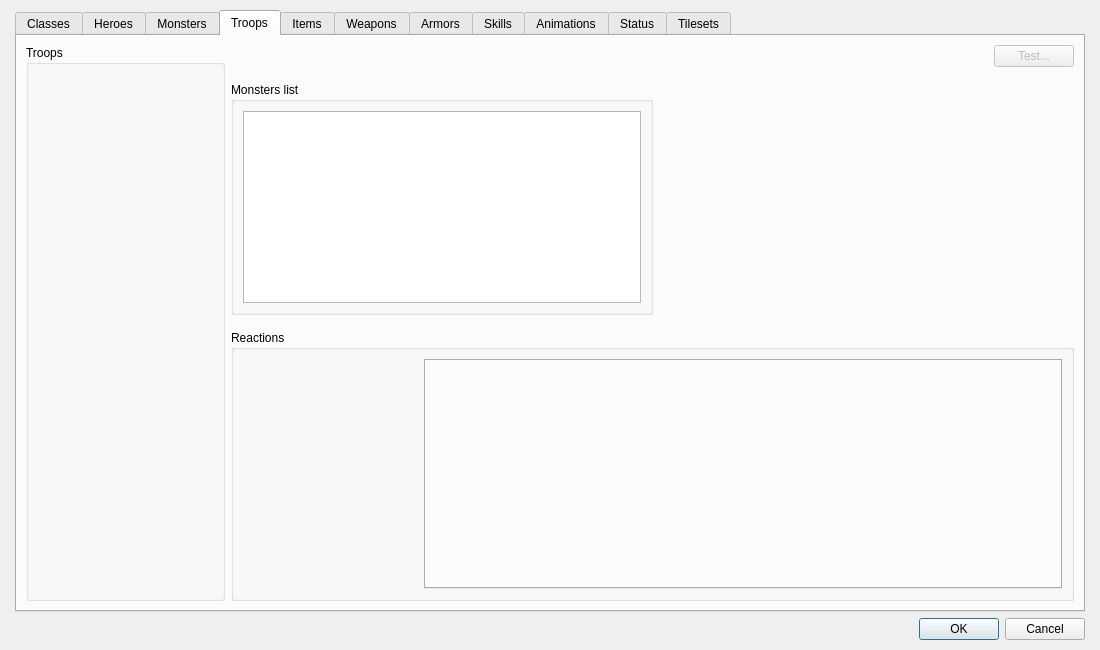
First picture: the form in Editor/Dialogs/dialogdatas.ui, repository RPG-Paper-Maker/RPG-Paper-Maker, before the edit.
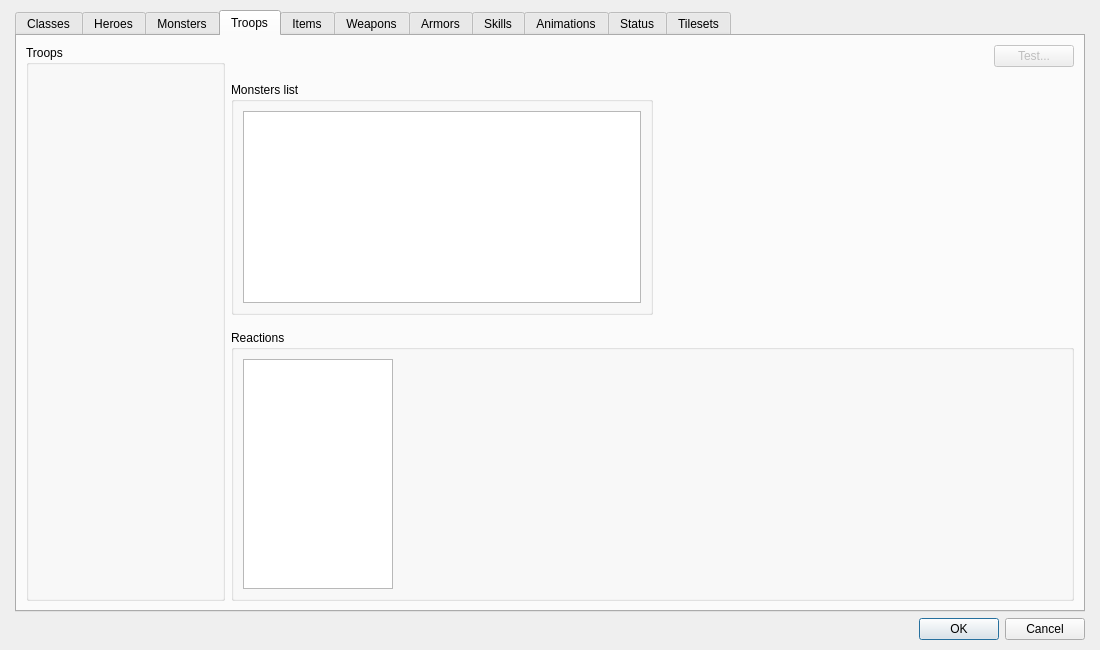
Second picture: the form after the edit. Custom widgets are drawn as their Qt base class.

Commit message: [WIP] Troops battle reactions: link system and ui

What changed in the file:
```diff
--- a/Editor/Dialogs/dialogdatas.ui
+++ b/Editor/Dialogs/dialogdatas.ui
@@ -384,25 +384,52 @@
                 <item row="0" column="0">
                  <layout class="QHBoxLayout" name="horizontalLayout_20" stretch="0,1">
                   <item>
-                   <widget class="PanelSuperList" name="panelSuperListTroopReaction" native="true">
+                   <widget class="WidgetSuperTree" name="treeViewTroopReaction">
                     <property name="minimumSize">
                      <size>
-                      <width>175</width>
+                      <width>150</width>
                       <height>0</height>
                      </size>
                     </property>
                     <property name="maximumSize">
                      <size>
-                      <width>175</width>
+                      <width>150</width>
                       <height>16777215</height>
                      </size>
                     </property>
+                    <property name="verticalScrollBarPolicy">
+                     <enum>Qt::ScrollBarAsNeeded</enum>
+                    </property>
+                    <property name="horizontalScrollBarPolicy">
+                     <enum>Qt::ScrollBarAlwaysOff</enum>
+                    </property>
+                    <property name="editTriggers">
+                     <set>QAbstractItemView::NoEditTriggers</set>
+                    </property>
+                    <property name="showDropIndicator" stdset="0">
+                     <bool>false</bool>
+                    </property>
+                    <property name="indentation">
+                     <number>0</number>
+                    </property>
+                    <attribute name="headerVisible">
+                     <bool>false</bool>
+                    </attribute>
+                    <attribute name="headerMinimumSectionSize">
+                     <number>1</number>
+                    </attribute>
+                    <attribute name="headerDefaultSectionSize">
+                     <number>57</number>
+                    </attribute>
+                    <attribute name="headerStretchLastSection">
+                     <bool>true</bool>
+                    </attribute>
                    </widget>
                   </item>
                   <item>
-                   <widget class="QTabWidget" name="tabWidgetTroopReaction">
-                    <property name="currentIndex">
-                     <number>-1</number>
+                   <widget class="PanelTroopReaction" name="panelTroopReaction" native="true">
+                    <property name="enabled">
+                     <bool>false</bool>
                     </property>
                    </widget>
                   </item>
@@ -1527,6 +1554,12 @@
    <header>panelstatus.h</header>
    <container>1</container>
   </customwidget>
+  <customwidget>
+   <class>PanelTroopReaction</class>
+   <extends>QWidget</extends>
+   <header>paneltroopreaction.h</header>
+   <container>1</container>
+  </customwidget>
  </customwidgets>
  <resources/>
  <connections>
```
The commit also changes 16 other files.
